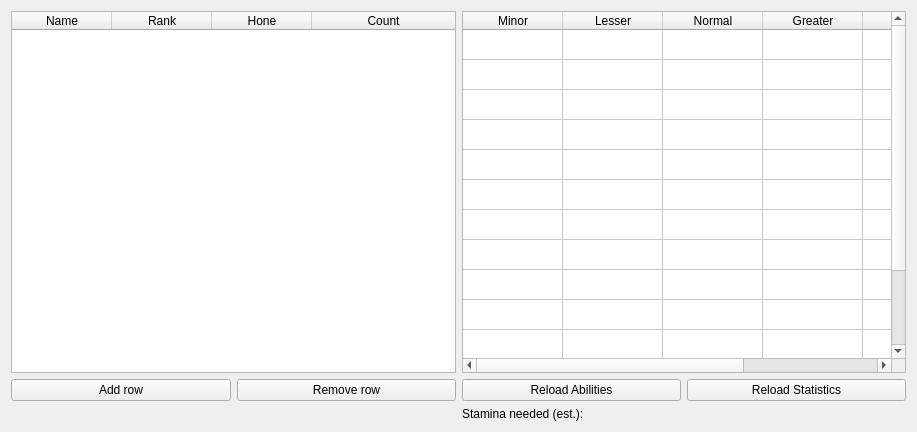
Tibonium/ffrk_abilities, file ffrk_abilities.ui: the form before one commit.
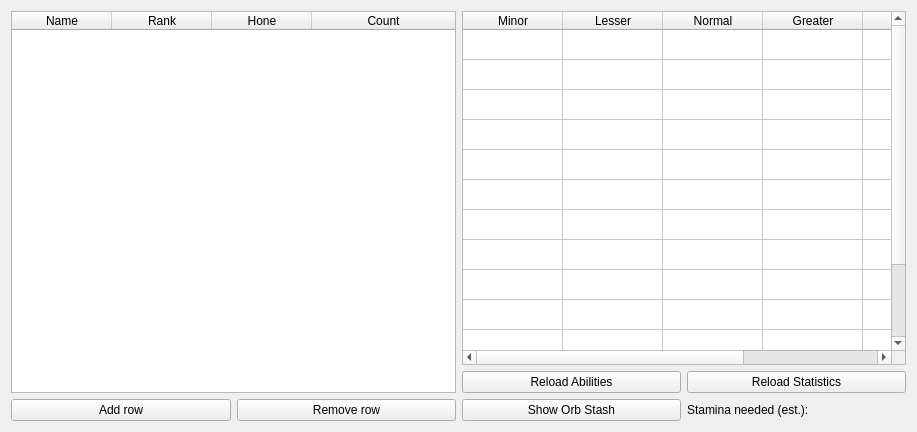
The form after the commit.

Commit message: Added orb stash feature and more presistence.

```diff
--- a/ffrk_abilities.ui
+++ b/ffrk_abilities.ui
@@ -13,8 +13,10 @@
   <property name="windowTitle">
    <string>FFRK Ability Orb Calculator</string>
   </property>
-  <layout class="QGridLayout" name="gridLayout_2">
-   <item row="1" column="0">
+  <layout class="QHBoxLayout" name="horizontalLayout_3">
+   <item>
+    <layout class="QVBoxLayout" name="verticalLayout_2">
+     <item>
     <widget class="QTableWidget" name="ability_table">
      <property name="rowCount">
       <number>0</number>
@@ -47,7 +49,29 @@
      </column>
     </widget>
    </item>
-   <item row="1" column="1">
+     <item>
+      <layout class="QHBoxLayout" name="horizontalLayout">
+       <item>
+        <widget class="QPushButton" name="addRow_button">
+         <property name="text">
+          <string>Add row</string>
+         </property>
+        </widget>
+       </item>
+       <item>
+        <widget class="QPushButton" name="removeRow_button">
+         <property name="text">
+          <string>Remove row</string>
+         </property>
+        </widget>
+       </item>
+      </layout>
+     </item>
+    </layout>
+   </item>
+   <item>
+    <layout class="QVBoxLayout" name="verticalLayout">
+     <item>
     <widget class="QTableWidget" name="orb_table">
      <property name="minimumSize">
       <size>
@@ -164,7 +188,7 @@
      </column>
     </widget>
    </item>
-   <item row="2" column="1">
+     <item>
     <layout class="QGridLayout" name="gridLayout">
      <item row="1" column="0">
       <widget class="QPushButton" name="ability_button">
@@ -182,25 +206,16 @@
      </item>
     </layout>
    </item>
-   <item row="2" column="0">
-    <layout class="QHBoxLayout" name="horizontalLayout">
      <item>
-      <widget class="QPushButton" name="addRow_button">
-       <property name="text">
-        <string>Add row</string>
-       </property>
-      </widget>
-     </item>
+      <layout class="QHBoxLayout" name="horizontalLayout_2">
      <item>
-      <widget class="QPushButton" name="removeRow_button">
+        <widget class="QPushButton" name="show_stash">
        <property name="text">
-        <string>Remove row</string>
+          <string>Show Orb Stash</string>
        </property>
       </widget>
      </item>
-    </layout>
-   </item>
-   <item row="3" column="1">
+       <item>
     <widget class="QLabel" name="stamina_cost">
      <property name="text">
       <string>Stamina needed (est.):</string>
@@ -208,6 +223,10 @@
     </widget>
    </item>
   </layout>
+     </item>
+    </layout>
+   </item>
+  </layout>
   <zorder>orb_table</zorder>
   <zorder>ability_table</zorder>
   <zorder>prob_button</zorder>
```
Left out of the diff: 3 changed lines with no effect on the pictures. Lines whose indentation alone changed are shown as unchanged. The commit also changes 13 other files.
